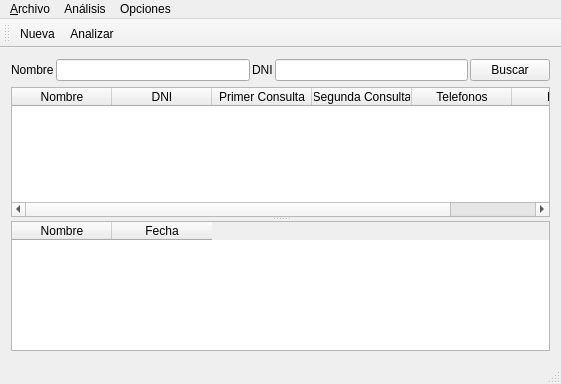
Old version of the form atlas/mainwindow.ui in the repository diegowald/atlas.
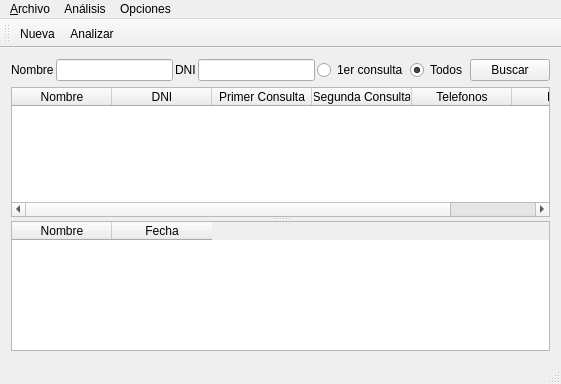
New version of the form.

```diff
--- a/atlas/mainwindow.ui
+++ b/atlas/mainwindow.ui
@@ -46,6 +46,23 @@
       <item>
        <widget class="QLineEdit" name="txtDNI"/>
       </item>
+      <item>
+       <widget class="QRadioButton" name="radioPrimerConsulta">
+        <property name="text">
+         <string>1er consulta</string>
+        </property>
+       </widget>
+      </item>
+      <item>
+       <widget class="QRadioButton" name="radioTodos">
+        <property name="text">
+         <string>Todos</string>
+        </property>
+        <property name="checked">
+         <bool>true</bool>
+        </property>
+       </widget>
+      </item>
       <item>
        <widget class="QPushButton" name="pushButton">
         <property name="text">
```
